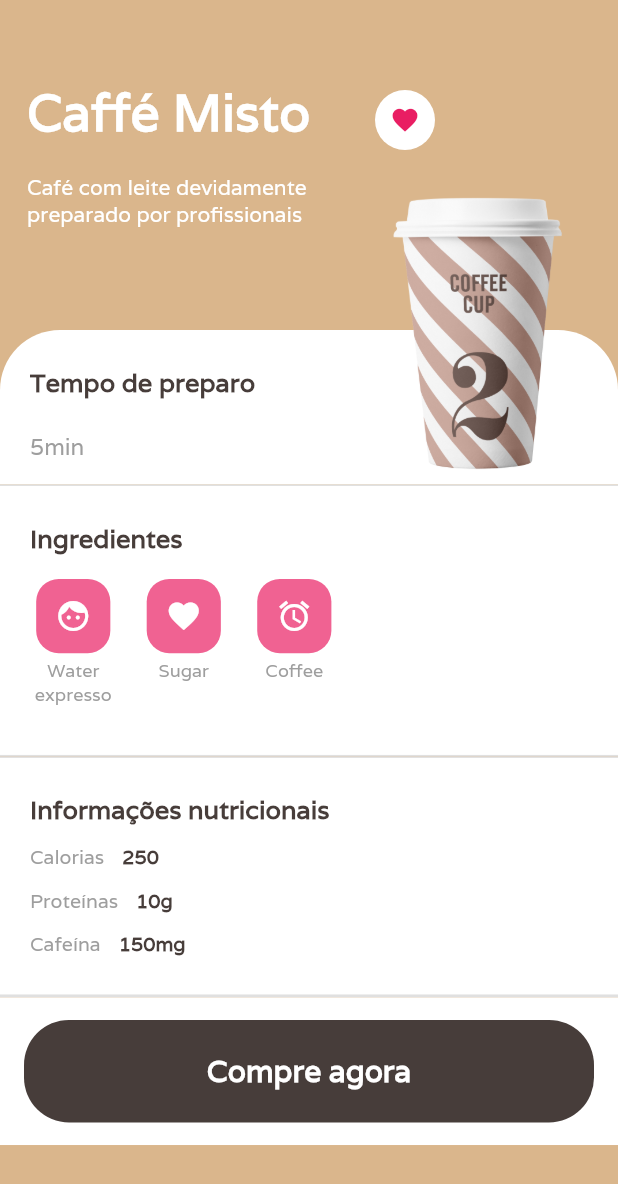
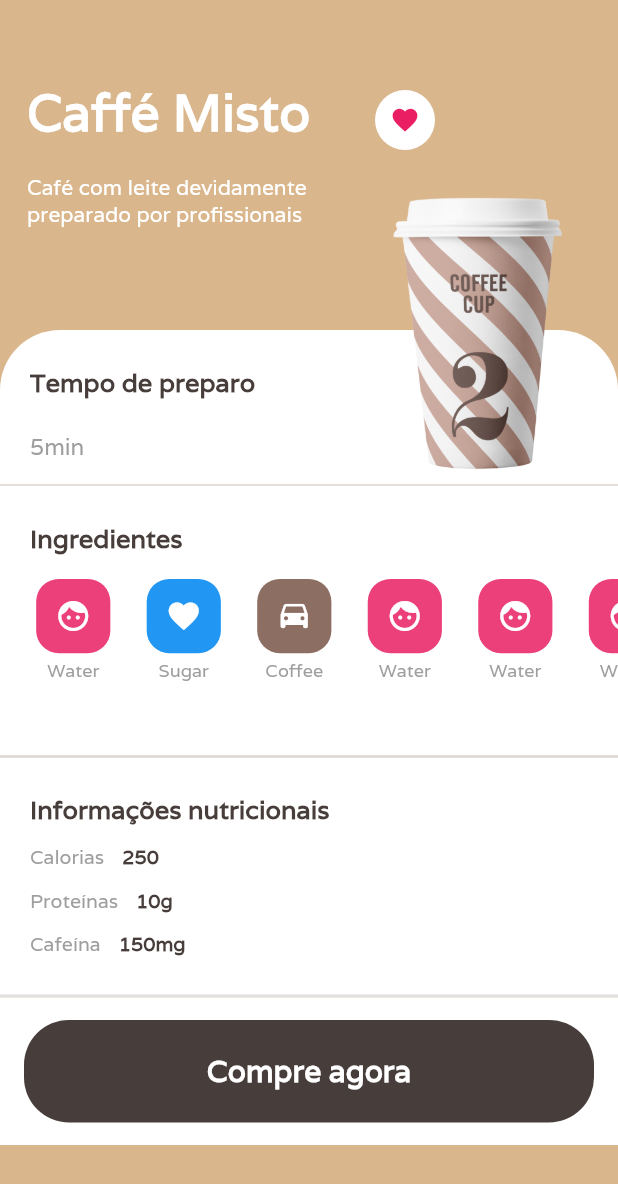
Before and after one commit to GabrielGodoy01/cafeteria_flutter, a Flutter app: the screen it shows after launch, after a tap on "Comprar", on a phone screen of 412 x 824 dp. Shown: the top 1184 px of the screen. Run offline on Flutter 3.47's test engine with Material 2 defaults, Android fonts, the phone set to English and light mode, and no system bars; network calls fail.

Commit message:
Aplicação finalizada com todas as regras de negócio

```diff
--- a/lib/details/details_page.dart
+++ b/lib/details/details_page.dart
@@ -1,4 +1,5 @@
 import 'package:cafeteria_flutter/shared/models/informacoes_nutricionais_model.dart';
+import 'package:cafeteria_flutter/shared/models/ingredients_model.dart';
 import 'package:cafeteria_flutter/shared/widgets/like_icon_widget.dart';
 import 'package:flutter/material.dart';
 
@@ -13,7 +14,7 @@ class DetailsPage extends StatelessWidget {
   final double preco;
   final String imagem;
   final int tempoPreparacao;
-  final List<String> ingredientes;
+  final List<Ingredients> ingredientes;
   final InformacoesNutricionaisModel informacoesNutricionais;
 
   const DetailsPage(
@@ -83,7 +84,7 @@ class DetailsPage extends StatelessWidget {
             PrepareTimeWidget(
               tempoPreparacao: tempoPreparacao,
             ),
-            IngredientsWidget(),
+            IngredientsWidget(ingredientes: ingredientes),
             InformationsWidget(
               informacoesNutricionais: informacoesNutricionais,
             ),
--- a/lib/details/widgets/ingredients_icon_widget.dart
+++ b/lib/details/widgets/ingredients_icon_widget.dart
@@ -3,8 +3,9 @@ import 'package:flutter/material.dart';
 class IngredientsIconWidget extends StatelessWidget {
   final IconData icon;
   final String text;
+  final Color color;
   const IngredientsIconWidget(
-      {Key? key, required this.icon, required this.text})
+      {Key? key, required this.icon, required this.text, required this.color})
       : super(key: key);
 
   @override
@@ -17,8 +18,7 @@ class IngredientsIconWidget extends StatelessWidget {
           children: [
             Container(
               decoration: BoxDecoration(
-                  color: Colors.pink.shade300,
-                  borderRadius: BorderRadius.circular(15)),
+                  color: color, borderRadius: BorderRadius.circular(15)),
               height: MediaQuery.of(context).size.width * 0.12,
               width: MediaQuery.of(context).size.width * 0.12,
               child: Icon(
--- a/lib/details/widgets/ingredients_widget.dart
+++ b/lib/details/widgets/ingredients_widget.dart
@@ -1,10 +1,13 @@
+import 'package:cafeteria_flutter/shared/models/ingredients_model.dart';
 import 'package:flutter/material.dart';
 
 import 'ingredients_icon_widget.dart';
 
 class IngredientsWidget extends StatelessWidget {
+  final List<Ingredients> ingredientes;
   const IngredientsWidget({
     Key? key,
+    required this.ingredientes,
   }) : super(key: key);
 
   @override
@@ -30,23 +33,15 @@ class IngredientsWidget extends StatelessWidget {
           ),
           Container(
             height: MediaQuery.of(context).size.width * 0.31,
-            child: ListView(
-              scrollDirection: Axis.horizontal,
-              children: [
-                IngredientsIconWidget(
-                  icon: Icons.face,
-                  text: "Water expresso",
-                ),
-                IngredientsIconWidget(
-                  icon: Icons.favorite,
-                  text: "Sugar",
-                ),
-                IngredientsIconWidget(
-                  icon: Icons.access_alarm_sharp,
-                  text: "Coffee",
-                )
-              ],
-            ),
+            child: ListView.builder(
+                scrollDirection: Axis.horizontal,
+                itemBuilder: (context, index) {
+                  return IngredientsIconWidget(
+                      icon: ingredientes[index].icon,
+                      text: ingredientes[index].ingrediente,
+                      color: ingredientes[index].color);
+                },
+                itemCount: ingredientes.length),
           )
         ]),
       ),
--- a/lib/home/home_page.dart
+++ b/lib/home/home_page.dart
@@ -1,6 +1,7 @@
 import 'package:cafeteria_flutter/home/home_controller.dart';
 import 'package:cafeteria_flutter/home/widgets/appbar_widget.dart';
 import 'package:cafeteria_flutter/home/widgets/card_coffee_widget.dart';
+
 import 'package:flutter/material.dart';
 
 import 'widgets/card_imagem_widget.dart';
--- a/lib/home/widgets/card_coffee_widget.dart
+++ b/lib/home/widgets/card_coffee_widget.dart
@@ -1,5 +1,6 @@
 import 'package:cafeteria_flutter/details/details_page.dart';
 import 'package:cafeteria_flutter/shared/models/informacoes_nutricionais_model.dart';
+import 'package:cafeteria_flutter/shared/models/ingredients_model.dart';
 import 'package:cafeteria_flutter/shared/widgets/like_icon_widget.dart';
 import 'package:flutter/material.dart';
 
@@ -9,7 +10,7 @@ class CardCoffeeWidget extends StatelessWidget {
   final double preco;
   final String imagem;
   final int tempoPreparacao;
-  final List<String> ingredientes;
+  final List<Ingredients> ingredientes;
   final InformacoesNutricionaisModel informacoesNutricionais;
 
   const CardCoffeeWidget({
--- a/lib/shared/models/coffee_model.dart
+++ b/lib/shared/models/coffee_model.dart
@@ -1,4 +1,5 @@
 import 'informacoes_nutricionais_model.dart';
+import 'ingredients_model.dart';
 
 class CoffeeModel {
   final String nome;
@@ -6,7 +7,7 @@ class CoffeeModel {
   final double preco;
   final String imagem;
   final int tempoPreparacao;
-  final List<String> ingredientes;
+  final List<Ingredients> ingredientes;
   final InformacoesNutricionaisModel informacoesNutricionais;
 
   CoffeeModel({
--- /dev/null
+++ b/lib/shared/models/ingredients_model.dart
@@ -0,0 +1,11 @@
+import 'package:flutter/cupertino.dart';
+import 'package:flutter/material.dart';
+
+class Ingredients {
+  final String ingrediente;
+  final IconData icon;
+  final Color color;
+
+  Ingredients(
+      {required this.color, required this.ingrediente, required this.icon});
+}
```
Also changed, not shown: lib/details/widgets/order_now_button_widget.dart (+13 -1 lines), lib/home/home_repository.dart (+54 -3 lines).
